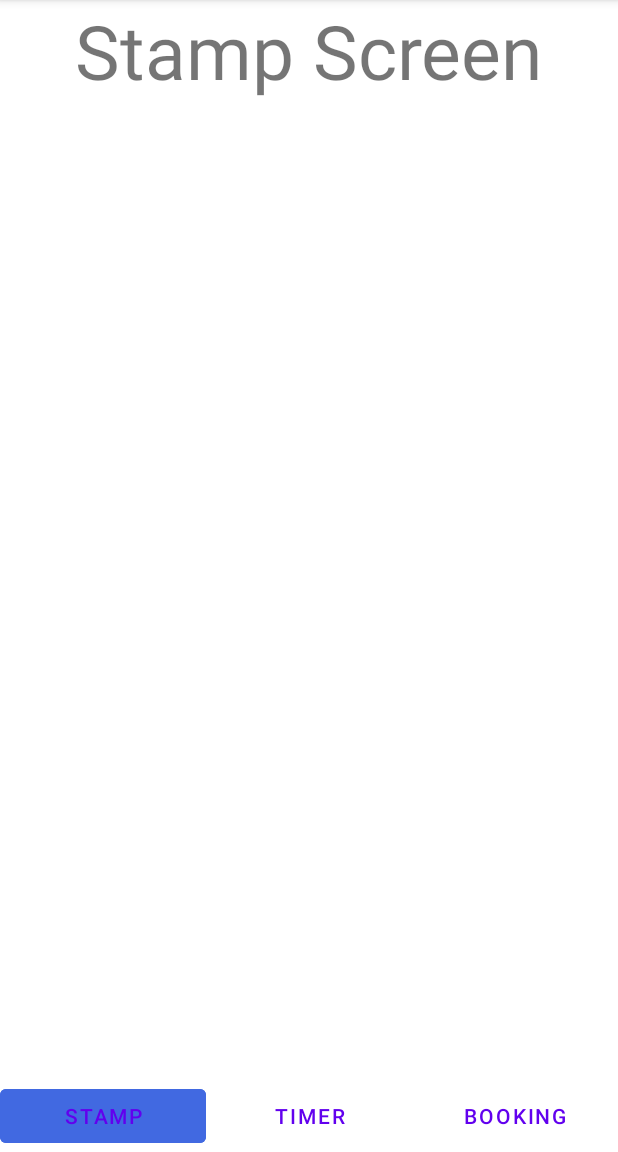
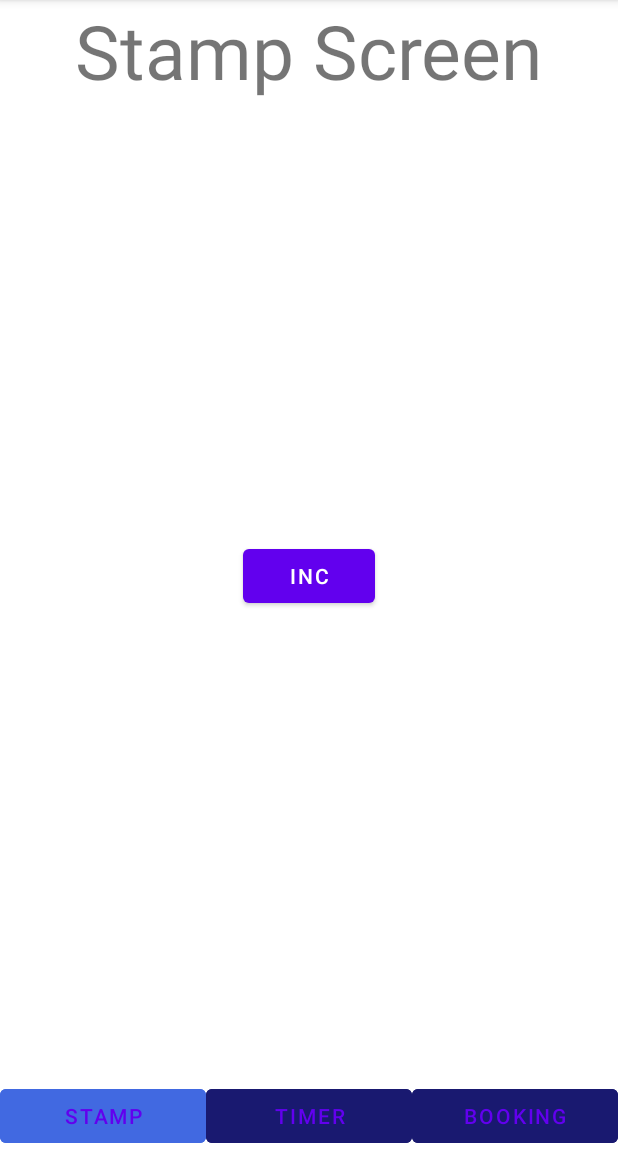
Before and after one commit to te19oishi/Application, an Android app: the screen it shows after launch (StampActivity), on a phone screen of 412 x 824 dp, the part 84-1236 px from its top. Run offline under Robolectric (Android 15) with nearby library versions, the phone set to English and light mode, and no system bars; libraries missing offline, so code that uses them is left out: com.google.zxing.integration.

Commit message:
qrコード読み込めるようにしました。

```diff
--- a/app/build.gradle
+++ b/app/build.gradle
@@ -32,6 +32,7 @@ dependencies {
     implementation 'androidx.appcompat:appcompat:1.5.0'
     implementation 'com.google.android.material:material:1.6.1'
     implementation 'androidx.constraintlayout:constraintlayout:2.1.4'
+    implementation 'com.journeyapps:zxing-android-embedded:4.1.0'
     testImplementation 'junit:junit:4.13.2'
     androidTestImplementation 'androidx.test.ext:junit:1.1.3'
     androidTestImplementation 'androidx.test.espresso:espresso-core:3.4.0'
--- a/app/src/main/AndroidManifest.xml
+++ b/app/src/main/AndroidManifest.xml
@@ -12,6 +12,7 @@
         android:roundIcon="@mipmap/ic_launcher_round"
         android:supportsRtl="true"
         android:theme="@style/Theme.ApplicationPbl"
+        android:hardwareAccelerated="true"
         tools:targetApi="31">
         <activity
             android:name=".StampActivity"
--- a/app/src/main/java/com/example/applicationpbl/StampActivity.java
+++ b/app/src/main/java/com/example/applicationpbl/StampActivity.java
@@ -4,7 +4,13 @@ import androidx.appcompat.app.AppCompatActivity;
 
 import android.content.Intent;
 import android.os.Bundle;
+import android.util.Log;
 import android.view.View;
+import android.widget.Button;
+import android.widget.TextView;
+
+import com.google.zxing.integration.android.IntentIntegrator;
+import com.google.zxing.integration.android.IntentResult;
 
 public class StampActivity extends AppCompatActivity {
 
@@ -12,7 +18,67 @@ public class StampActivity extends AppCompatActivity {
     protected void onCreate(Bundle savedInstanceState) {
         super.onCreate(savedInstanceState);
         setContentView(R.layout.activity_stamp);
+
+        /*//Buttonオブジェクトの取得
+        Button btClick = findViewById(R.id.stamp_inc);
+        //リスナクラスのインスタンス生成
+        IncrementListener listener = new IncrementListener();
+        //表示ボタンにリスナを設定
+        btClick.setOnClickListener(listener);*/
+
+
+        //Buttonオブジェクトの取得
+        Button btClick = findViewById(R.id.stamp_inc);
+        //リスナクラスのインスタンス生成
+        ReadQrcodeListener listener_qr = new ReadQrcodeListener();
+        //表示ボタンにリスナを設定
+        btClick.setOnClickListener(listener_qr);
+
     }
+
+    /*private class IncrementListener implements View.OnClickListener {
+        int num = 0;
+        public void onClick(View view){
+            TextView output = findViewById(R.id.stamp);
+            output.setText(num + "points");
+            num++;
+        }
+    }*/
+
+
+    //リスナクラスの定義
+    private class ReadQrcodeListener implements View.OnClickListener {
+        public void onClick(View view){
+            scanQrCode();
+        }
+    }
+
+
+
+    //QRコードリーダーを起動する
+    public void scanQrCode() {
+        new IntentIntegrator(this)
+                //画面の向きを固定
+                .setOrientationLocked(false)
+                //バーコードのフォーマットをQRコードにする
+                .setDesiredBarcodeFormats(IntentIntegrator.QR_CODE)
+                .initiateScan();
+    }
+
+
+
+    @Override
+    protected void onActivityResult(int requestCode, int resultCode, Intent data) {
+        // QRコードを読み込んだ後の処理
+        IntentResult result = IntentIntegrator.parseActivityResult(requestCode, resultCode, data);
+        if(result != null && result.getContents() != null) {
+            // QRコードのデータを取得する
+            Log.d("StampActivity", result.getContents());
+        } else {
+            super.onActivityResult(requestCode, resultCode, data);
+        }
+    }
+
 
     public void onClickTImer(View v) {  //タイマー画面への移動
         // ①インテントの作成
--- a/app/src/main/res/layout/activity_booking.xml
+++ b/app/src/main/res/layout/activity_booking.xml
@@ -29,6 +29,7 @@
             android:layout_weight="1"
             android:onClick="onClickStamp"
             android:text="@string/button_stamp"
+            android:backgroundTint="@color/midnightblue"
             style="?android:attr/buttonBarButtonStyle" />
 
         <Button
@@ -38,6 +39,7 @@
             android:layout_weight="1"
             android:onClick="onClickTimer"
             android:text="@string/button_timer"
+            android:backgroundTint="@color/midnightblue"
             style="?android:attr/buttonBarButtonStyle" />
 
         <Button
--- a/app/src/main/res/layout/activity_stamp.xml
+++ b/app/src/main/res/layout/activity_stamp.xml
@@ -4,6 +4,7 @@
     xmlns:tools="http://schemas.android.com/tools"
     android:layout_width="match_parent"
     android:layout_height="match_parent"
+    android:orientation="vertical"
     tools:context=".StampActivity">
 
     <TextView
@@ -15,6 +16,16 @@
         app:layout_constraintTop_toTopOf="parent"
         app:layout_constraintStart_toStartOf="parent"
         app:layout_constraintEnd_toEndOf="parent" />
+
+    <Button
+        android:id="@+id/stamp_inc"
+        android:layout_width="wrap_content"
+        android:layout_height="wrap_content"
+        android:text="@string/button_inc"
+        app:layout_constraintStart_toStartOf="parent"
+        app:layout_constraintEnd_toEndOf="parent"
+        app:layout_constraintTop_toTopOf="parent"
+        app:layout_constraintBottom_toBottomOf="parent" />
 
     <LinearLayout
         android:layout_width="match_parent"
@@ -38,6 +49,7 @@
             android:layout_weight="1"
             android:onClick="onClickTImer"
             android:text="@string/button_timer"
+            android:backgroundTint="@color/midnightblue"
             style="?android:attr/buttonBarButtonStyle" />
 
         <Button
@@ -47,6 +59,7 @@
             android:layout_weight="1"
             android:onClick="onClickBooking"
             android:text="@string/button_booking"
+            android:backgroundTint="@color/midnightblue"
             style="?android:attr/buttonBarButtonStyle" />
 
     </LinearLayout>
--- a/app/src/main/res/layout/activity_timer.xml
+++ b/app/src/main/res/layout/activity_timer.xml
@@ -29,6 +29,7 @@
             android:layout_weight="1"
             android:onClick="onClickStamp"
             android:text="@string/button_stamp"
+            android:backgroundTint="@color/midnightblue"
             style="?android:attr/buttonBarButtonStyle" />
 
         <Button
@@ -47,6 +48,7 @@
             android:layout_weight="1"
             android:onClick="onClickBooking"
             android:text="@string/button_booking"
+            android:backgroundTint="@color/midnightblue"
             style="?android:attr/buttonBarButtonStyle" />
 
     </LinearLayout>
--- a/app/src/main/res/values/colors.xml
+++ b/app/src/main/res/values/colors.xml
@@ -12,4 +12,5 @@
     <color name="darkslateblue">#483d8b</color>
     <color name="midiumstateblue">#7b68ee</color>
     <color name="royalblue">#4169e1</color>
+    <color name="midnightblue">#191970</color>
 </resources>
--- a/app/src/main/res/values/strings.xml
+++ b/app/src/main/res/values/strings.xml
@@ -4,6 +4,7 @@
     <string name="tv_timer">Timer Screen</string>
     <string name="tv_booking">Booking Screen</string>
     <string name="button_stamp">Stamp</string>
+    <string name="button_inc">inc</string>
     <string name="button_timer">Timer</string>
     <string name="button_booking">Booking</string>
 </resources>
```
Also changed, not shown: app/src/main/res/drawable-v24/circlestamp.png (added).
